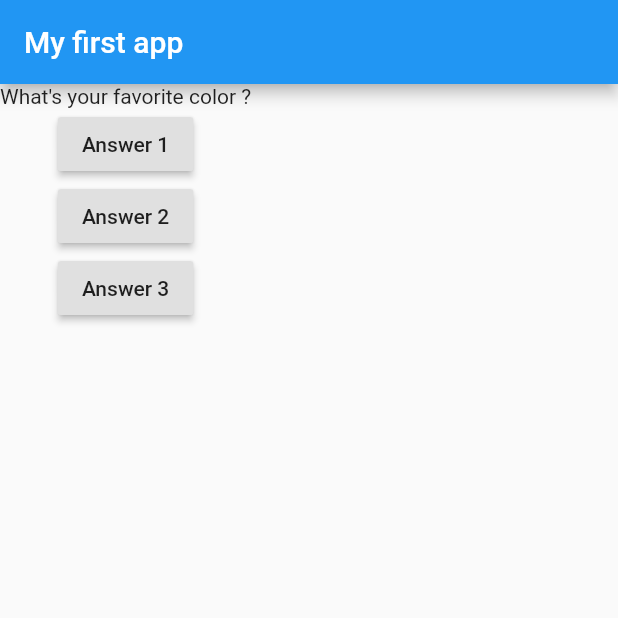
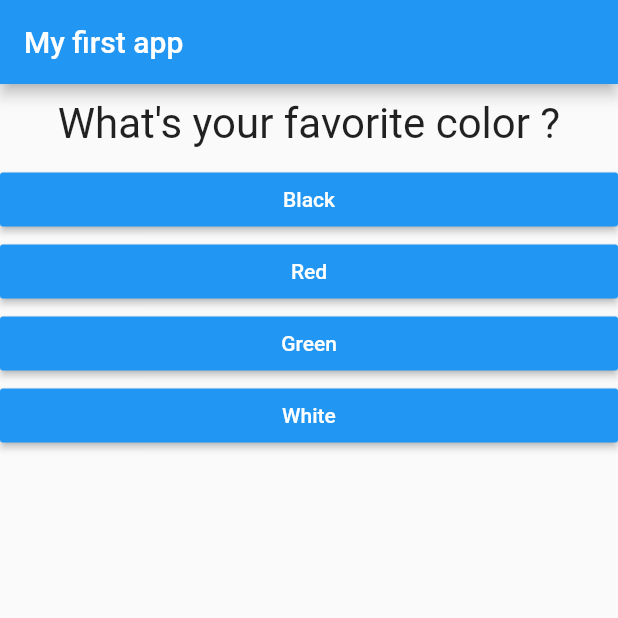
Before and after one commit to CaioSantAnna-Flutter/quiz-app, a Flutter app: the screen it shows after launch, on a phone screen of 412 x 824 dp, the top half of it. Run offline on Flutter 3.47's test engine with Material 2 defaults, Android fonts, the phone set to English and light mode, and no system bars.

Commit message:
Continuação...

```diff
--- /dev/null
+++ b/lib/answer.dart
@@ -0,0 +1,21 @@
+import 'package:flutter/material.dart';
+
+class Answer extends StatelessWidget {
+  final Function selectHandler;
+  final String answerText;
+
+  Answer(this.selectHandler, this.answerText);
+
+  @override
+  Widget build(BuildContext context) {
+    return Container(
+      width: double.infinity,
+      child: RaisedButton(
+        color: Colors.blue,
+        textColor: Colors.white,
+        child: Text(answerText),
+        onPressed: selectHandler,
+      ),
+    );
+  }
+}
--- a/lib/main.dart
+++ b/lib/main.dart
@@ -1,6 +1,7 @@
 import 'package:flutter/material.dart';
 
 import './question.dart';
+import './answer.dart';
 
 //StatelessWidget só aceita renderizar widgets com informações alteradas externamente
 //StatefulWidget aceita atualizar a renderização de widgets com atualização de informação interna também
@@ -24,10 +25,31 @@ class _MyAppState extends State<MyApp> {
 
   @override
   Widget build(BuildContext context) {
-    var questions = [
-      'What\'s your favorite color ?',
-      'What\'s your favorite animal ?'
+    const questions = [
+      {
+        'questionText': 'What\'s your favorite color ?',
+        'answers': ['Black', 'Red', 'Green', 'White']
+      },
+      {
+        'questionText': 'What\'s your favorite animal ?',
+        'answers': ['Rabbit', 'Snake', 'Elephant', 'Lion']
+      },
+      {
+        'questionText': 'What\'s your favorite season ?',
+        'answers': ['Summer', 'Spring', 'Autumn', 'Winter']
+      },
     ];
+
+    // 3 formas diferentes de vincular uma ação a um evento qualquer do widget, nesse caso, do click do botão
+    //onPressed: _answerQuestion
+    //onPressed: () => print('Answer 2 choosen!')),
+    //onPressed: () { ('Answer 3 choosen!'); })
+
+    // Versão do children do body antes de usar o map para renderizar as opções possíveis de resposta para cada pergunta
+    //Question(questions[_questionIndex]['questionText']),
+    //Answer(_answerQuestion),
+    //Answer(_answerQuestion),
+    //Answer(_answerQuestion),
 
     return MaterialApp(
       home: Scaffold(
@@ -36,16 +58,15 @@ class _MyAppState extends State<MyApp> {
         ),
         body: Column(
           children: [
-            Question(questions[_questionIndex]),
-            RaisedButton(child: Text('Answer 1'), onPressed: _answerQuestion),
-            RaisedButton(
-                child: Text('Answer 2'),
-                onPressed: () => print('Answer 2 choosen!')),
-            RaisedButton(
-                child: Text('Answer 3'),
-                onPressed: () {
-                  print('Answer 3 choosen!');
-                }),
+            Question(
+              questions[_questionIndex]['questionText'],
+            ),
+            //Spread operator -- pega uma lista de elementos e retira eles dela, adicionando cada um dos elementos individualmente. Ao invés de
+            // retornar uma lista a uma lista, ele retorna os valores dessa lista, de forma que o resultado não seja uma lista encadeada
+            ...(questions[_questionIndex]['answers'] as List<String>)
+                .map((answer) {
+              return Answer(_answerQuestion, answer);
+            }).toList(),
           ],
         ),
       ),
--- a/lib/question.dart
+++ b/lib/question.dart
@@ -7,6 +7,11 @@ class Question extends StatelessWidget {
 
   @override
   Widget build(BuildContext context) {
-    return Text(questionText);
+    return Container(
+      width: double.infinity,
+      margin: EdgeInsets.all(10),
+      child: Text(questionText,
+          style: TextStyle(fontSize: 28), textAlign: TextAlign.center),
+    );
   }
 }
```
